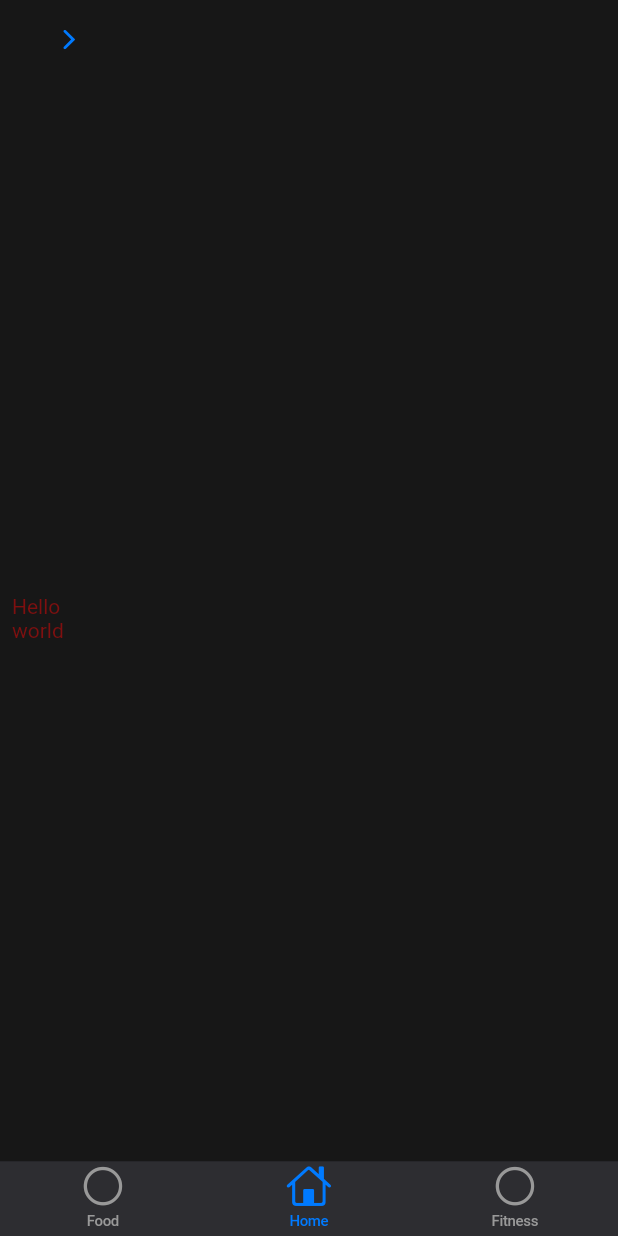
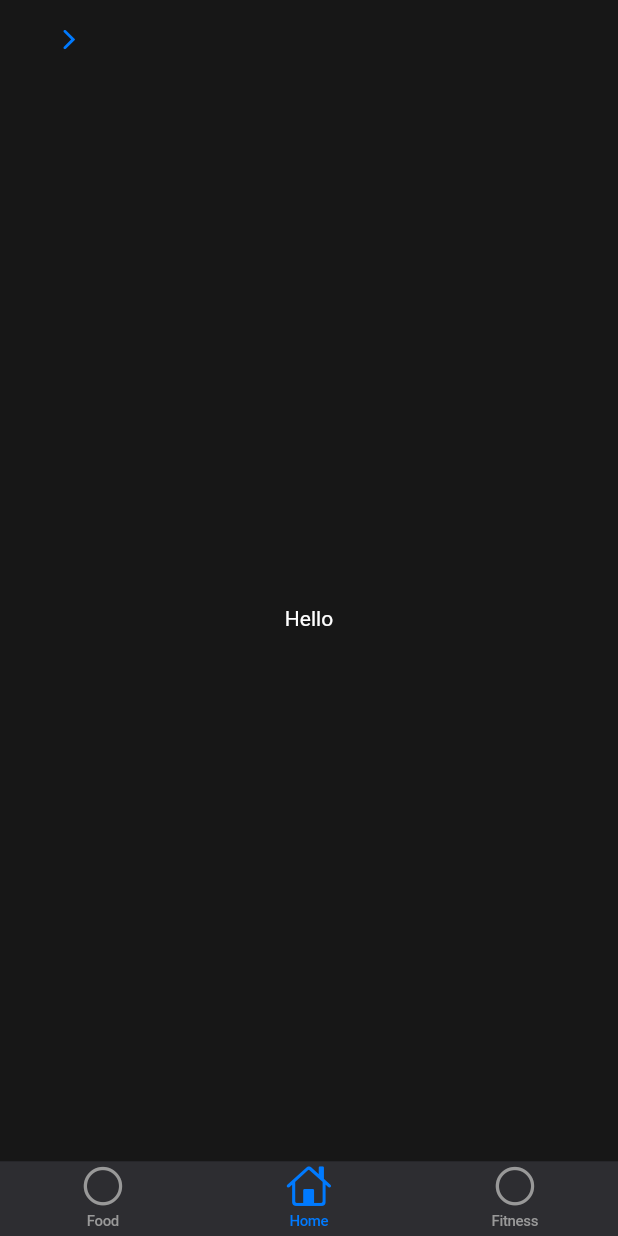
Before and after one commit to Matthew-Cool/hackathon2024, a Flutter app: the screen it shows after launch, item 2 of the bottom bar chosen, on a phone screen of 412 x 824 dp. Run offline on Flutter 3.47's test engine with Material 3 defaults, Android fonts, the light colour scheme and no system bars; generated files the repository leaves out were written again.

Commit message:
Calorie Bar

```diff
--- a/lib/Custom Widgets/caloriebar.dart
+++ b/lib/Custom Widgets/caloriebar.dart
@@ -11,16 +11,7 @@ class _CalorieBarState extends State<CalorieBar> {
   @override
   Widget build(BuildContext context) {
     return Container(
-      decoration: BoxDecoration(),
-      alignment: Alignment.center,
-      margin: EdgeInsets.all(8.0),
-      width: 40,
-      height: 40,
-      child: const Text(
-          style: TextStyle(
-            color: Color.fromARGB(225, 142, 14, 14),
-          ),
-          "Hello world"),
+      child: Center(child: Text("Hello"),),
     );
   }
 }
```
